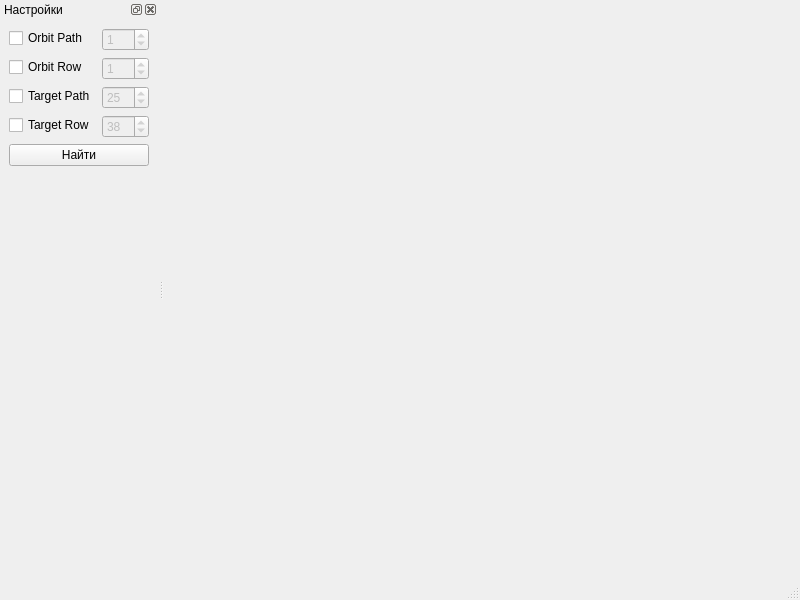
Above: src/geoPortal/ui/MainWindow.ui from AlexBobkov/hyexplorer before the change. Below: the same form after it.
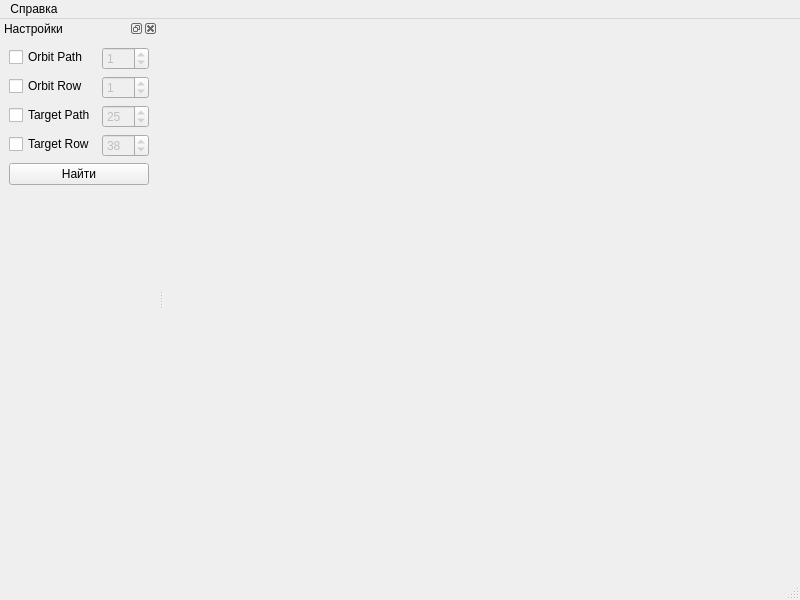
That is the form after the change.

Commit message: Show about dialog and metadata description

The edit to the form file:
```diff
--- a/src/geoPortal/ui/MainWindow.ui
+++ b/src/geoPortal/ui/MainWindow.ui
@@ -23,6 +23,14 @@
      <height>21</height>
     </rect>
    </property>
+   <widget class="QMenu" name="menu">
+    <property name="title">
+     <string>Справка</string>
+    </property>
+    <addaction name="metadataAction"/>
+    <addaction name="aboutAction"/>
+   </widget>
+   <addaction name="menu"/>
   </widget>
   <widget class="QStatusBar" name="statusbar"/>
   <widget class="QDockWidget" name="dockWidget">
```
Left out of the diff: 10 changed lines with no effect on the pictures. The commit also changes 2 other files.
